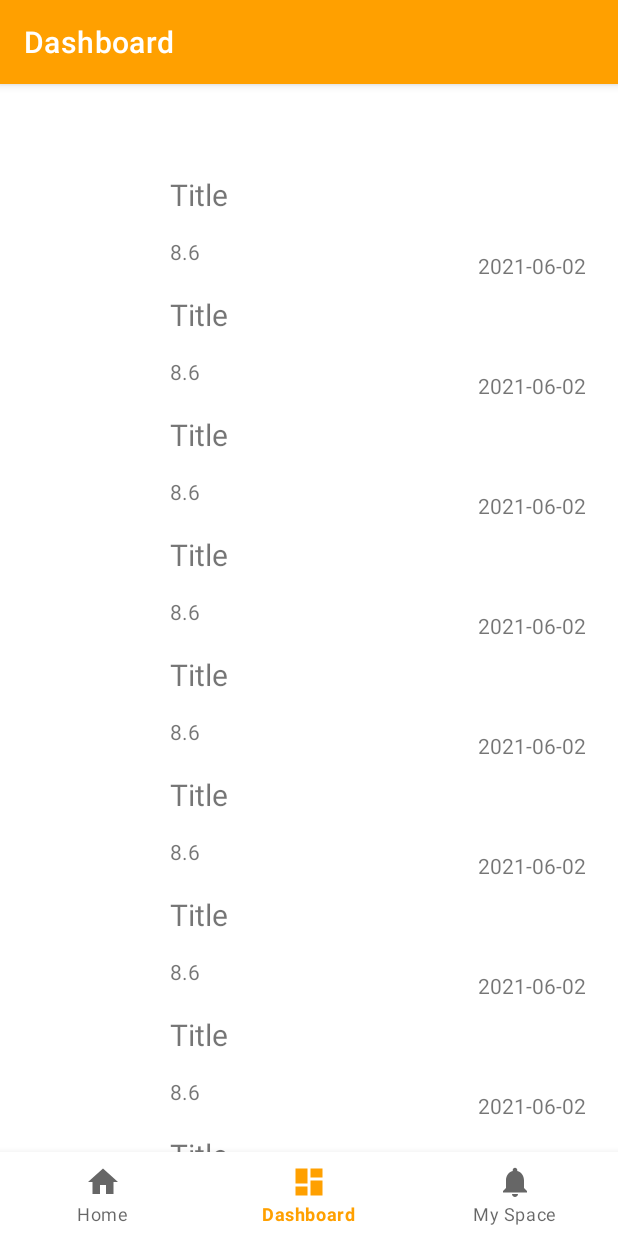
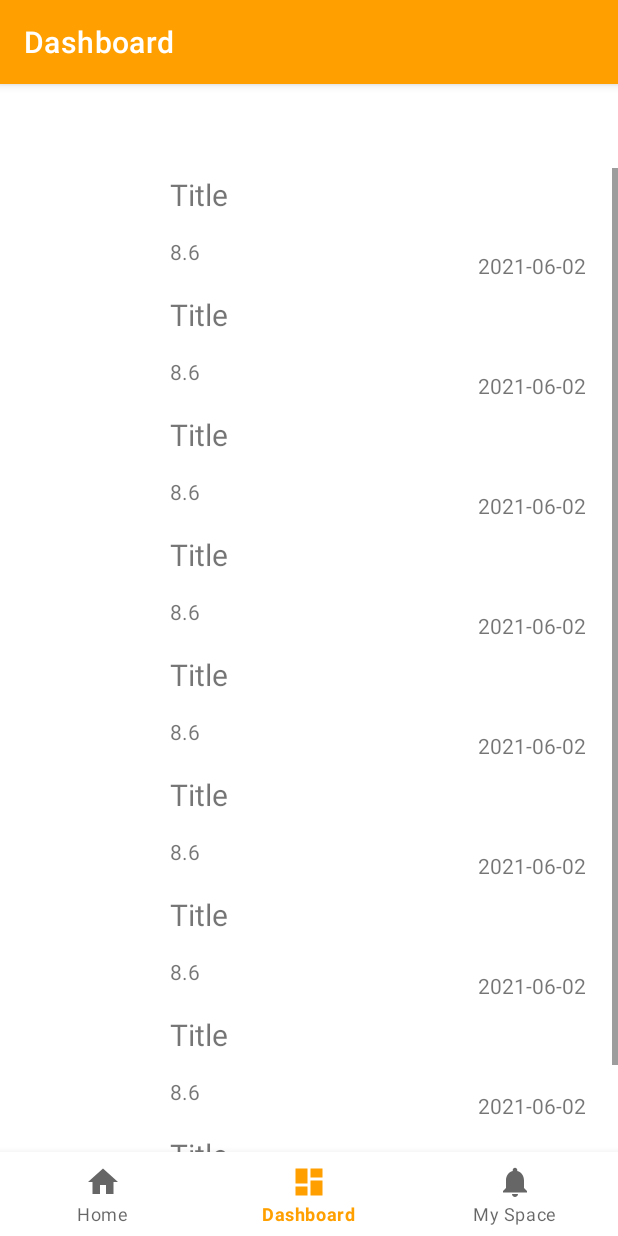
Before and after one commit to project-faceval/faceval-android, an Android app: the DashboardFragment screen opened through its navigation route, on a phone screen of 412 x 824 dp. Run offline under Robolectric (Android 15) with nearby library versions, the phone set to English and light mode, and no system bars; our stand-ins replace navigation-ui; pictures from the network do not load; Roboto replaces fonts that are not available here.

Commit message:
Update dashboard

```diff
--- a/app/src/main/res/layout/fragment_dashboard.xml
+++ b/app/src/main/res/layout/fragment_dashboard.xml
@@ -1,14 +1,30 @@
 <?xml version="1.0" encoding="utf-8"?>
-<androidx.appcompat.widget.LinearLayoutCompat xmlns:android="http://schemas.android.com/apk/res/android"
+<androidx.constraintlayout.widget.ConstraintLayout xmlns:android="http://schemas.android.com/apk/res/android"
     xmlns:app="http://schemas.android.com/apk/res-auto"
     xmlns:tools="http://schemas.android.com/tools"
     android:layout_width="match_parent"
     android:layout_height="match_parent"
     tools:context=".ui.dashboard.DashboardFragment">
 
-    <androidx.fragment.app.FragmentContainerView
-        android:id="@+id/containerView"
-        android:name="com.chardon.faceval.android.ui.recordlist.RecordFragment"
+    <ScrollView
         android:layout_width="match_parent"
-        android:layout_height="match_parent" />
-</androidx.appcompat.widget.LinearLayoutCompat>
+        android:layout_height="0dp"
+        app:layout_constraintBottom_toBottomOf="parent"
+        app:layout_constraintEnd_toEndOf="parent"
+        app:layout_constraintStart_toStartOf="parent"
+        app:layout_constraintTop_toTopOf="parent">
+
+        <LinearLayout
+            android:layout_width="match_parent"
+            android:layout_height="wrap_content"
+            android:orientation="vertical">
+
+            <androidx.fragment.app.FragmentContainerView
+                android:id="@+id/containerView"
+                android:name="com.chardon.faceval.android.ui.recordlist.RecordFragment"
+                android:layout_width="match_parent"
+                android:layout_height="match_parent" />
+        </LinearLayout>
+    </ScrollView>
+
+</androidx.constraintlayout.widget.ConstraintLayout>
```
